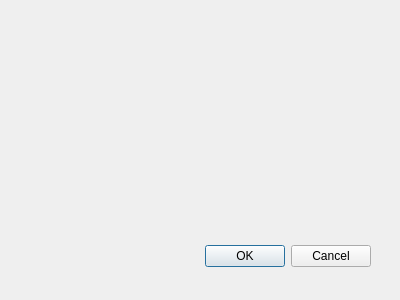
First picture: the form in APIS/forms/apis_film_form.ui, repository APIS-Luftbildarchiv/APIS, before the edit.
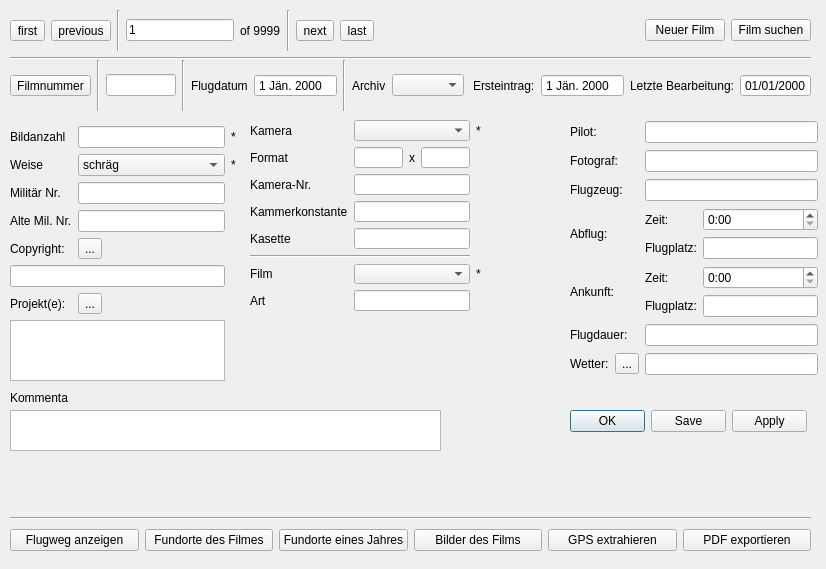
Second picture: the form after the edit. Icons and pictures are not drawn.

The edit to the form file:
```diff
--- a/APIS/forms/apis_film_form.ui
+++ b/APIS/forms/apis_film_form.ui
@@ -9,8 +9,8 @@
    <rect>
     <x>0</x>
     <y>0</y>
-    <width>400</width>
-    <height>300</height>
+    <width>826</width>
+    <height>569</height>
    </rect>
   </property>
   <property name="windowTitle">
@@ -25,18 +25,875 @@
   <widget class="QDialogButtonBox" name="buttonBox">
    <property name="geometry">
     <rect>
-     <x>30</x>
-     <y>240</y>
-     <width>341</width>
-     <height>32</height>
+     <x>570</x>
+     <y>410</y>
+     <width>237</width>
+     <height>23</height>
     </rect>
    </property>
    <property name="orientation">
     <enum>Qt::Horizontal</enum>
    </property>
    <property name="standardButtons">
-    <set>QDialogButtonBox::Cancel|QDialogButtonBox::Ok</set>
+    <set>QDialogButtonBox::Apply|QDialogButtonBox::Ok|QDialogButtonBox::Save</set>
    </property>
+   <property name="centerButtons">
+    <bool>true</bool>
+   </property>
+  </widget>
+  <widget class="QWidget" name="horizontalLayoutWidget">
+   <property name="geometry">
+    <rect>
+     <x>10</x>
+     <y>10</y>
+     <width>801</width>
+     <height>41</height>
+    </rect>
+   </property>
+   <layout class="QHBoxLayout" name="horizontalLayout">
+    <item>
+     <widget class="QToolButton" name="uiFirstTBtn">
+      <property name="text">
+       <string>first</string>
+      </property>
+      <property name="icon">
+       <iconset resource="resource.qrc">
+        <normaloff>:/plugins/APIS/icons/first.png</normaloff>:/plugins/APIS/icons/first.png</iconset>
+      </property>
+      <property name="iconSize">
+       <size>
+        <width>16</width>
+        <height>16</height>
+       </size>
+      </property>
+     </widget>
+    </item>
+    <item>
+     <widget class="QToolButton" name="uiPreviousTBtn">
+      <property name="text">
+       <string>previous</string>
+      </property>
+      <property name="icon">
+       <iconset resource="resource.qrc">
+        <normaloff>:/plugins/APIS/icons/previous.png</normaloff>:/plugins/APIS/icons/previous.png</iconset>
+      </property>
+     </widget>
+    </item>
+    <item>
+     <widget class="Line" name="line_6">
+      <property name="orientation">
+       <enum>Qt::Vertical</enum>
+      </property>
+     </widget>
+    </item>
+    <item>
+     <widget class="QLineEdit" name="lineEdit">
+      <property name="sizePolicy">
+       <sizepolicy hsizetype="Fixed" vsizetype="Fixed">
+        <horstretch>0</horstretch>
+        <verstretch>0</verstretch>
+       </sizepolicy>
+      </property>
+      <property name="text">
+       <string>1</string>
+      </property>
+     </widget>
+    </item>
+    <item>
+     <widget class="QLabel" name="label">
+      <property name="text">
+       <string>of 9999</string>
+      </property>
+     </widget>
+    </item>
+    <item>
+     <widget class="Line" name="line">
+      <property name="orientation">
+       <enum>Qt::Vertical</enum>
+      </property>
+     </widget>
+    </item>
+    <item>
+     <widget class="QToolButton" name="uiNextTBtn">
+      <property name="text">
+       <string>next</string>
+      </property>
+      <property name="icon">
+       <iconset resource="resource.qrc">
+        <normaloff>:/plugins/APIS/icons/next.png</normaloff>:/plugins/APIS/icons/next.png</iconset>
+      </property>
+     </widget>
+    </item>
+    <item>
+     <widget class="QToolButton" name="uiLastTBtn">
+      <property name="text">
+       <string>last</string>
+      </property>
+      <property name="icon">
+       <iconset resource="resource.qrc">
+        <normaloff>:/plugins/APIS/icons/last.png</normaloff>:/plugins/APIS/icons/last.png</iconset>
+      </property>
+     </widget>
+    </item>
+    <item>
+     <spacer name="horizontalSpacer_2">
+      <property name="orientation">
+       <enum>Qt::Horizontal</enum>
+      </property>
+      <property name="sizeHint" stdset="0">
+       <size>
+        <width>40</width>
+        <height>20</height>
+       </size>
+      </property>
+     </spacer>
+    </item>
+    <item>
+     <widget class="QPushButton" name="uiNewFilmBtn">
+      <property name="text">
+       <string>Neuer Film</string>
+      </property>
+      <property name="icon">
+       <iconset resource="resource.qrc">
+        <normaloff>:/plugins/APIS/icons/newfilm.png</normaloff>:/plugins/APIS/icons/newfilm.png</iconset>
+      </property>
+      <property name="iconSize">
+       <size>
+        <width>30</width>
+        <height>30</height>
+       </size>
+      </property>
+     </widget>
+    </item>
+    <item>
+     <widget class="QPushButton" name="uiSearchFilmBtn">
+      <property name="text">
+       <string>Film suchen</string>
+      </property>
+      <property name="icon">
+       <iconset resource="resource.qrc">
+        <normaloff>:/plugins/APIS/icons/icon.png</normaloff>:/plugins/APIS/icons/icon.png</iconset>
+      </property>
+      <property name="iconSize">
+       <size>
+        <width>30</width>
+        <height>30</height>
+       </size>
+      </property>
+     </widget>
+    </item>
+   </layout>
+  </widget>
+  <widget class="Line" name="line_5">
+   <property name="geometry">
+    <rect>
+     <x>10</x>
+     <y>510</y>
+     <width>801</width>
+     <height>16</height>
+    </rect>
+   </property>
+   <property name="orientation">
+    <enum>Qt::Horizontal</enum>
+   </property>
+  </widget>
+  <widget class="QWidget" name="layoutWidget">
+   <property name="geometry">
+    <rect>
+     <x>10</x>
+     <y>520</y>
+     <width>801</width>
+     <height>40</height>
+    </rect>
+   </property>
+   <layout class="QHBoxLayout" name="horizontalLayout_3">
+    <item>
+     <widget class="QPushButton" name="uiShowFlightPathBtn">
+      <property name="toolTip">
+       <string>Flugweg des Filmes in QGIS anzeigen</string>
+      </property>
+      <property name="whatsThis">
+       <string/>
+      </property>
+      <property name="text">
+       <string>Flugweg anzeigen</string>
+      </property>
+      <property name="icon">
+       <iconset resource="resource.qrc">
+        <normaloff>:/plugins/APIS/icons/flightpath.png</normaloff>:/plugins/APIS/icons/flightpath.png</iconset>
+      </property>
+      <property name="iconSize">
+       <size>
+        <width>30</width>
+        <height>30</height>
+       </size>
+      </property>
+     </widget>
+    </item>
+    <item>
+     <widget class="QPushButton" name="uiListSitesOfFilmBtn">
+      <property name="text">
+       <string>Fundorte des Filmes</string>
+      </property>
+      <property name="icon">
+       <iconset resource="resource.qrc">
+        <normaloff>:/plugins/APIS/icons/sites.png</normaloff>:/plugins/APIS/icons/sites.png</iconset>
+      </property>
+      <property name="iconSize">
+       <size>
+        <width>30</width>
+        <height>30</height>
+       </size>
+      </property>
+     </widget>
+    </item>
+    <item>
+     <widget class="QPushButton" name="uiListSitesByYearBtn">
+      <property name="text">
+       <string>Fundorte eines Jahres</string>
+      </property>
+      <property name="icon">
+       <iconset resource="resource.qrc">
+        <normaloff>:/plugins/APIS/icons/sites.png</normaloff>:/plugins/APIS/icons/sites.png</iconset>
+      </property>
+      <property name="iconSize">
+       <size>
+        <width>30</width>
+        <height>30</height>
+       </size>
+      </property>
+     </widget>
+    </item>
+    <item>
+     <widget class="QPushButton" name="uiListImagesOfFilmBtn">
+      <property name="text">
+       <string>Bilder des Films</string>
+      </property>
+      <property name="icon">
+       <iconset resource="resource.qrc">
+        <normaloff>:/plugins/APIS/icons/images.png</normaloff>:/plugins/APIS/icons/images.png</iconset>
+      </property>
+      <property name="iconSize">
+       <size>
+        <width>30</width>
+        <height>30</height>
+       </size>
+      </property>
+     </widget>
+    </item>
+    <item>
+     <widget class="QPushButton" name="uiExtractGpsFromImagesBtn">
+      <property name="text">
+       <string>GPS extrahieren</string>
+      </property>
+      <property name="icon">
+       <iconset resource="resource.qrc">
+        <normaloff>:/plugins/APIS/icons/extractgps.png</normaloff>:/plugins/APIS/icons/extractgps.png</iconset>
+      </property>
+      <property name="iconSize">
+       <size>
+        <width>30</width>
+        <height>30</height>
+       </size>
+      </property>
+     </widget>
+    </item>
+    <item>
+     <widget class="QPushButton" name="uiExportPdfBtn">
+      <property name="text">
+       <string>PDF exportieren</string>
+      </property>
+      <property name="icon">
+       <iconset resource="resource.qrc">
+        <normaloff>:/plugins/APIS/icons/print.png</normaloff>:/plugins/APIS/icons/print.png</iconset>
+      </property>
+      <property name="iconSize">
+       <size>
+        <width>30</width>
+        <height>30</height>
+       </size>
+      </property>
+     </widget>
+    </item>
+   </layout>
+  </widget>
+  <widget class="QWidget" name="layoutWidget">
+   <property name="geometry">
+    <rect>
+     <x>10</x>
+     <y>60</y>
+     <width>801</width>
+     <height>51</height>
+    </rect>
+   </property>
+   <layout class="QHBoxLayout" name="horizontalLayout_4">
+    <item>
+     <widget class="QToolButton" name="toolButton">
+      <property name="text">
+       <string>Filmnummer</string>
+      </property>
+     </widget>
+    </item>
+    <item>
+     <widget class="Line" name="line_3">
+      <property name="orientation">
+       <enum>Qt::Vertical</enum>
+      </property>
+     </widget>
+    </item>
+    <item>
+     <widget class="QLineEdit" name="lineEdit_3"/>
+    </item>
+    <item>
+     <widget class="Line" name="line_9">
+      <property name="orientation">
+       <enum>Qt::Vertical</enum>
+      </property>
+     </widget>
+    </item>
+    <item>
+     <widget class="QLabel" name="label_7">
+      <property name="text">
+       <string>Flugdatum</string>
+      </property>
+     </widget>
+    </item>
+    <item>
+     <widget class="QDateEdit" name="dateEdit">
+      <property name="buttonSymbols">
+       <enum>QAbstractSpinBox::NoButtons</enum>
+      </property>
+     </widget>
+    </item>
+    <item>
+     <widget class="Line" name="line_4">
+      <property name="orientation">
+       <enum>Qt::Vertical</enum>
+      </property>
+     </widget>
+    </item>
+    <item>
+     <widget class="QLabel" name="label_9">
+      <property name="text">
+       <string>Archiv</string>
+      </property>
+     </widget>
+    </item>
+    <item>
+     <widget class="QComboBox" name="comboBox_2">
+      <property name="sizePolicy">
+       <sizepolicy hsizetype="Expanding" vsizetype="Fixed">
+        <horstretch>0</horstretch>
+        <verstretch>0</verstretch>
+       </sizepolicy>
+      </property>
+     </widget>
+    </item>
+    <item>
+     <spacer name="horizontalSpacer">
+      <property name="orientation">
+       <enum>Qt::Horizontal</enum>
+      </property>
+      <property name="sizeHint" stdset="0">
+       <size>
+        <width>40</width>
+        <height>20</height>
+       </size>
+      </property>
+     </spacer>
+    </item>
+    <item>
+     <widget class="QLabel" name="label_8">
+      <property name="text">
+       <string>Ersteintrag:</string>
+      </property>
+     </widget>
+    </item>
+    <item>
+     <widget class="QDateEdit" name="uiInitalEntryDate">
+      <property name="enabled">
+       <bool>true</bool>
+      </property>
+      <property name="readOnly">
+       <bool>true</bool>
+      </property>
+      <property name="buttonSymbols">
+       <enum>QAbstractSpinBox::NoButtons</enum>
+      </property>
+     </widget>
+    </item>
+    <item>
+     <widget class="QLabel" name="label_23">
+      <property name="text">
+       <string>Letzte Bearbeitung:</string>
+      </property>
+     </widget>
+    </item>
+    <item>
+     <widget class="QDateEdit" name="uiLastChangesDate">
+      <property name="enabled">
+       <bool>true</bool>
+      </property>
+      <property name="readOnly">
+       <bool>true</bool>
+      </property>
+      <property name="buttonSymbols">
+       <enum>QAbstractSpinBox::NoButtons</enum>
+      </property>
+      <property name="displayFormat">
+       <string>MM/dd/yyyy</string>
+      </property>
+     </widget>
+    </item>
+   </layout>
+  </widget>
+  <widget class="Line" name="line_8">
+   <property name="geometry">
+    <rect>
+     <x>10</x>
+     <y>50</y>
+     <width>801</width>
+     <height>16</height>
+    </rect>
+   </property>
+   <property name="sizePolicy">
+    <sizepolicy hsizetype="Fixed" vsizetype="Maximum">
+     <horstretch>0</horstretch>
+     <verstretch>0</verstretch>
+    </sizepolicy>
+   </property>
+   <property name="orientation">
+    <enum>Qt::Horizontal</enum>
+   </property>
+  </widget>
+  <widget class="QWidget" name="gridLayoutWidget">
+   <property name="geometry">
+    <rect>
+     <x>570</x>
+     <y>120</y>
+     <width>248</width>
+     <height>261</height>
+    </rect>
+   </property>
+   <layout class="QGridLayout" name="gridLayout_3">
+    <item row="3" column="1">
+     <layout class="QGridLayout" name="gridLayout_4">
+      <item row="0" column="0">
+       <widget class="QLabel" name="label_29">
+        <property name="text">
+         <string>Zeit:</string>
+        </property>
+       </widget>
+      </item>
+      <item row="0" column="1">
+       <widget class="QTimeEdit" name="timeEdit">
+        <property name="displayFormat">
+         <string>h:mm</string>
+        </property>
+        <property name="calendarPopup">
+         <bool>true</bool>
+        </property>
+       </widget>
+      </item>
+      <item row="1" column="0">
+       <widget class="QLabel" name="label_30">
+        <property name="text">
+         <string>Flugplatz:</string>
+        </property>
+       </widget>
+      </item>
+      <item row="1" column="1">
+       <widget class="QLineEdit" name="lineEdit_16"/>
+      </item>
+     </layout>
+    </item>
+    <item row="4" column="0">
+     <widget class="QLabel" name="label_31">
+      <property name="text">
+       <string>Ankunft:</string>
+      </property>
+     </widget>
+    </item>
+    <item row="1" column="1">
+     <widget class="QLineEdit" name="lineEdit_14"/>
+    </item>
+    <item row="0" column="1">
+     <widget class="QLineEdit" name="lineEdit_13"/>
+    </item>
+    <item row="5" column="0">
+     <widget class="QLabel" name="label_32">
+      <property name="text">
+       <string>Flugdauer:</string>
+      </property>
+     </widget>
+    </item>
+    <item row="2" column="0">
+     <widget class="QLabel" name="label_27">
+      <property name="text">
+       <string>Flugzeug:</string>
+      </property>
+     </widget>
+    </item>
+    <item row="5" column="1">
+     <widget class="QLineEdit" name="lineEdit_17"/>
+    </item>
+    <item row="2" column="1">
+     <widget class="QLineEdit" name="lineEdit_15"/>
+    </item>
+    <item row="0" column="0">
+     <widget class="QLabel" name="label_25">
+      <property name="text">
+       <string>Pilot:</string>
+      </property>
+     </widget>
+    </item>
+    <item row="1" column="0">
+     <widget class="QLabel" name="label_26">
+      <property name="text">
+       <string>Fotograf:</string>
+      </property>
+     </widget>
+    </item>
+    <item row="3" column="0">
+     <widget class="QLabel" name="label_28">
+      <property name="text">
+       <string>Abflug:</string>
+      </property>
+     </widget>
+    </item>
+    <item row="4" column="1">
+     <layout class="QGridLayout" name="gridLayout_5">
+      <item row="0" column="0">
+       <widget class="QLabel" name="label_33">
+        <property name="text">
+         <string>Zeit:</string>
+        </property>
+       </widget>
+      </item>
+      <item row="1" column="0">
+       <widget class="QLabel" name="label_34">
+        <property name="text">
+         <string>Flugplatz:</string>
+        </property>
+       </widget>
+      </item>
+      <item row="0" column="1">
+       <widget class="QTimeEdit" name="timeEdit_2">
+        <property name="displayFormat">
+         <string>h:mm</string>
+        </property>
+       </widget>
+      </item>
+      <item row="1" column="1">
+       <widget class="QLineEdit" name="lineEdit_18"/>
+      </item>
+     </layout>
+    </item>
+    <item row="6" column="0">
+     <layout class="QHBoxLayout" name="horizontalLayout_5">
+      <item>
+       <widget class="QLabel" name="label_35">
+        <property name="text">
+         <string>Wetter:</string>
+        </property>
+       </widget>
+      </item>
+      <item>
+       <widget class="QToolButton" name="toolButton_4">
+        <property name="text">
+         <string>...</string>
+        </property>
+       </widget>
+      </item>
+     </layout>
+    </item>
+    <item row="6" column="1">
+     <widget class="QLineEdit" name="lineEdit_19"/>
+    </item>
+   </layout>
+  </widget>
+  <widget class="QTextEdit" name="textEdit">
+   <property name="geometry">
+    <rect>
+     <x>10</x>
+     <y>410</y>
+     <width>431</width>
+     <height>41</height>
+    </rect>
+   </property>
+   <property name="sizePolicy">
+    <sizepolicy hsizetype="Expanding" vsizetype="Fixed">
+     <horstretch>0</horstretch>
+     <verstretch>0</verstretch>
+    </sizepolicy>
+   </property>
+  </widget>
+  <widget class="QLabel" name="label_24">
+   <property name="geometry">
+    <rect>
+     <x>10</x>
+     <y>390</y>
+     <width>58</width>
+     <height>16</height>
+    </rect>
+   </property>
+   <property name="text">
+    <string>Kommentar:</string>
+   </property>
+  </widget>
+  <widget class="QWidget" name="layoutWidget">
+   <property name="geometry">
+    <rect>
+     <x>250</x>
+     <y>120</y>
+     <width>231</width>
+     <height>191</height>
+    </rect>
+   </property>
+   <layout class="QGridLayout" name="gridLayout_2">
+    <item row="7" column="0">
+     <widget class="QLabel" name="label_21">
+      <property name="text">
+       <string>Art</string>
+      </property>
+     </widget>
+    </item>
+    <item row="2" column="1">
+     <widget class="QLineEdit" name="lineEdit_9"/>
+    </item>
+    <item row="7" column="1">
+     <widget class="QLineEdit" name="lineEdit_12"/>
+    </item>
+    <item row="3" column="1">
+     <widget class="QLineEdit" name="lineEdit_10"/>
+    </item>
+    <item row="4" column="0">
+     <widget class="QLabel" name="label_19">
+      <property name="text">
+       <string>Kasette</string>
+      </property>
+     </widget>
+    </item>
+    <item row="6" column="2">
+     <widget class="QLabel" name="label_22">
+      <property name="text">
+       <string>*</string>
+      </property>
+     </widget>
+    </item>
+    <item row="0" column="1">
+     <widget class="QComboBox" name="comboBox_3"/>
+    </item>
+    <item row="1" column="0">
+     <widget class="QLabel" name="label_14">
+      <property name="text">
+       <string>Format</string>
+      </property>
+     </widget>
+    </item>
+    <item row="0" column="0">
+     <widget class="QLabel" name="label_13">
+      <property name="text">
+       <string>Kamera</string>
+      </property>
+     </widget>
+    </item>
+    <item row="2" column="0">
+     <widget class="QLabel" name="label_17">
+      <property name="text">
+       <string>Kamera-Nr.</string>
+      </property>
+     </widget>
+    </item>
+    <item row="3" column="0">
+     <widget class="QLabel" name="label_18">
+      <property name="text">
+       <string>Kammerkonstante</string>
+      </property>
+     </widget>
+    </item>
+    <item row="0" column="2">
+     <widget class="QLabel" name="label_16">
+      <property name="text">
+       <string>*</string>
+      </property>
+     </widget>
+    </item>
+    <item row="4" column="1">
+     <widget class="QLineEdit" name="lineEdit_11"/>
+    </item>
+    <item row="6" column="0">
+     <widget class="QLabel" name="label_20">
+      <property name="text">
+       <string>Film</string>
+      </property>
+     </widget>
+    </item>
+    <item row="6" column="1">
+     <widget class="QComboBox" name="comboBox_4"/>
+    </item>
+    <item row="1" column="1">
+     <layout class="QHBoxLayout" name="horizontalLayout_2">
+      <item>
+       <widget class="QLineEdit" name="lineEdit_7"/>
+      </item>
+      <item>
+       <widget class="QLabel" name="label_15">
+        <property name="text">
+         <string>x</string>
+        </property>
+       </widget>
+      </item>
+      <item>
+       <widget class="QLineEdit" name="lineEdit_8"/>
+      </item>
+     </layout>
+    </item>
+    <item row="5" column="0" colspan="2">
+     <widget class="Line" name="line_7">
+      <property name="orientation">
+       <enum>Qt::Horizontal</enum>
+      </property>
+     </widget>
+    </item>
+   </layout>
+  </widget>
+  <widget class="QWidget" name="layoutWidget">
+   <property name="geometry">
+    <rect>
+     <x>10</x>
+     <y>120</y>
+     <width>226</width>
+     <height>261</height>
+    </rect>
+   </property>
+   <layout class="QGridLayout" name="gridLayout">
+    <item row="6" column="0" colspan="2">
+     <widget class="QLineEdit" name="lineEdit_4"/>
+    </item>
+    <item row="1" column="0">
+     <widget class="QLabel" name="label_2">
+      <property name="text">
+       <string>Bildanzahl</string>
+      </property>
+     </widget>
+    </item>
+    <item row="7" column="1">
+     <widget class="QToolButton" name="toolButton_3">
+      <property name="text">
+       <string>...</string>
+      </property>
+     </widget>
+    </item>
+    <item row="7" column="0">
+     <widget class="QLabel" name="label_10">
+      <property name="text">
+       <string>Projekt(e):</string>
+      </property>
+     </widget>
+    </item>
+    <item row="2" column="2">
+     <widget class="QLabel" name="label_5">
+      <property name="text">
+       <string>*</string>
+      </property>
+     </widget>
+    </item>
+    <item row="5" column="0">
+     <widget class="QLabel" name="label_6">
+      <property name="text">
+       <string>Copyright:</string>
+      </property>
+     </widget>
+    </item>
+    <item row="2" column="0">
+     <widget class="QLabel" name="label_4">
+      <property name="text">
+       <string>Weise</string>
+      </property>
+     </widget>
+    </item>
+    <item row="2" column="1">
+     <widget class="QComboBox" name="comboBox">
+      <property name="sizePolicy">
+       <sizepolicy hsizetype="Expanding" vsizetype="Fixed">
+        <horstretch>0</horstretch>
+        <verstretch>0</verstretch>
+       </sizepolicy>
+      </property>
+      <item>
+       <property name="text">
+        <string>schräg</string>
+       </property>
+      </item>
+      <item>
+       <property name="text">
+        <string>senkrecht</string>
+       </property>
+      </item>
+     </widget>
+    </item>
+    <item row="3" column="1">
+     <widget class="QLineEdit" name="lineEdit_5"/>
+    </item>
+    <item row="0" column="0" colspan="3">
+     <widget class="Line" name="line_10">
+      <property name="sizePolicy">
+       <sizepolicy hsizetype="Fixed" vsizetype="Maximum">
+        <horstretch>0</horstretch>
+        <verstretch>0</verstretch>
+       </sizepolicy>
+      </property>
+      <property name="orientation">
+       <enum>Qt::Horizontal</enum>
+      </property>
+     </widget>
+    </item>
+    <item row="1" column="2">
+     <widget class="QLabel" name="label_3">
+      <property name="text">
+       <string>*</string>
+      </property>
+     </widget>
+    </item>
+    <item row="5" column="1">
+     <widget class="QToolButton" name="toolButton_2">
+      <property name="text">
+       <string>...</string>
+      </property>
+     </widget>
+    </item>
+    <item row="4" column="1">
+     <widget class="QLineEdit" name="lineEdit_6"/>
+    </item>
+    <item row="4" column="0">
+     <widget class="QLabel" name="label_12">
+      <property name="text">
+       <string>Alte Mil. Nr.</string>
+      </property>
+     </widget>
+    </item>
+    <item row="1" column="1">
+     <widget class="QLineEdit" name="lineEdit_2">
+      <property name="sizePolicy">
+       <sizepolicy hsizetype="Minimum" vsizetype="Fixed">
+        <horstretch>0</horstretch>
+        <verstretch>0</verstretch>
+       </sizepolicy>
+      </property>
+     </widget>
+    </item>
+    <item row="3" column="0">
+     <widget class="QLabel" name="label_11">
+      <property name="text">
+       <string>Militär Nr.</string>
+      </property>
+     </widget>
+    </item>
+    <item row="8" column="0" colspan="2">
+     <widget class="QListWidget" name="listWidget"/>
+    </item>
+   </layout>
   </widget>
  </widget>
  <resources/>
```
Left out of the diff: 25 changed lines with no effect on the pictures.
